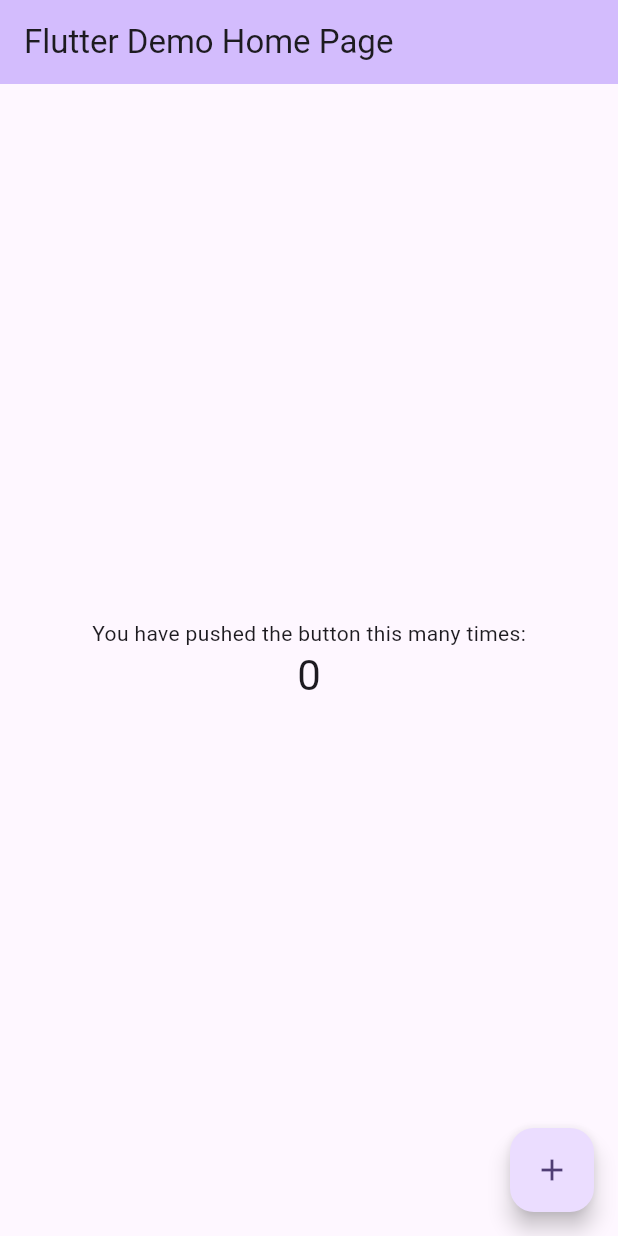
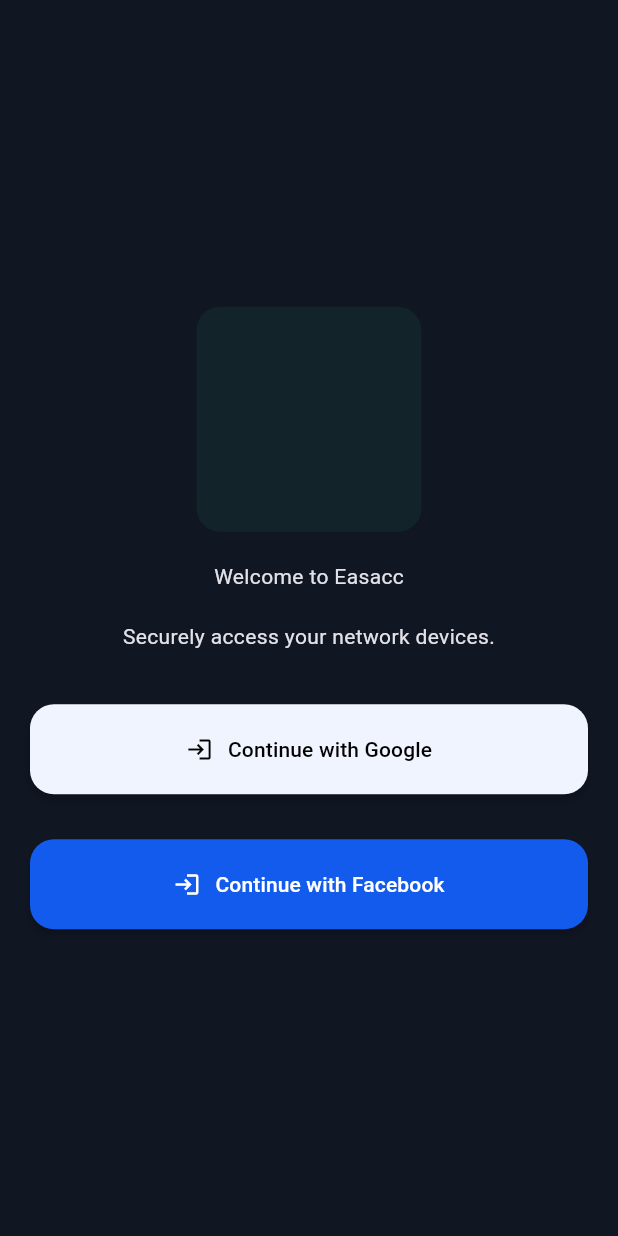
Before and after one commit to TarekLotfy30/easacc-task, a Flutter app: the screen it shows after launch, on a phone screen of 412 x 824 dp. Run offline on Flutter 3.47's test engine with Material 3 defaults, Android fonts, the phone set to English and light mode, and no system bars.

Commit message:
feat(app): ✨ add initial app structure with routing
Introduces the main application entry point, routing system, route naming, shared button component, and color utilities. Adds basic login and settings screens to establish the initial navigation flow.
Replaces the default Flutter template with a custom app structure and updates the widget test to reference the new app root.

```diff
--- /dev/null
+++ b/lib/app/easacc_task_app.dart
@@ -0,0 +1,26 @@
+import 'package:easacc_task/core/routing/app_router.dart';
+import 'package:easacc_task/core/routing/app_routes_name.dart';
+import 'package:easacc_task/core/utils/app_colors.dart';
+import 'package:flutter/material.dart';
+
+class EasaccTaskApp extends StatelessWidget {
+  const EasaccTaskApp({super.key});
+
+  // This widget is the root of your application.
+  @override
+  Widget build(BuildContext context) {
+    return MaterialApp(
+      theme: ThemeData(
+        useMaterial3: true,
+        scaffoldBackgroundColor: AppColors.background,
+        colorScheme: ColorScheme.fromSeed(
+          brightness: Brightness.dark,
+          seedColor: AppColors.primary,
+        ),
+      ),
+      debugShowCheckedModeBanner: false,
+      onGenerateRoute: (settings) => AppRouter().generateRoute(settings),
+      initialRoute: AppRoutesName.loginScreen,
+    );
+  }
+}
--- /dev/null
+++ b/lib/core/routing/app_router.dart
@@ -0,0 +1,24 @@
+// ═══════════════════════════════════════════════════════════════
+// ROUTER
+// ═══════════════════════════════════════════════════════════════
+import 'package:easacc_task/core/routing/app_routes_name.dart';
+import 'package:easacc_task/view/screens/login_view.dart';
+import 'package:easacc_task/view/screens/settings_view.dart';
+import 'package:flutter/material.dart';
+
+class AppRouter {
+  Route? generateRoute(RouteSettings settings) {
+    switch (settings.name) {
+      case AppRoutesName.loginScreen:
+        return _build(child: const LoginView());
+      case AppRoutesName.settingsScreen:
+        return _build(child: const SettingsView());
+      default:
+        return null;
+    }
+  }
+
+  MaterialPageRoute _build({required Widget child}) {
+    return MaterialPageRoute(builder: (context) => child);
+  }
+}
--- /dev/null
+++ b/lib/core/routing/app_routes_name.dart
@@ -0,0 +1,11 @@
+// ═══════════════════════════════════════════════════════════════
+// route names for the application.
+// ═══════════════════════════════════════════════════════════════
+
+abstract final class AppRoutesName {
+  // Settings route
+  static const String settingsScreen = '/settings';
+
+  // Authentication route
+  static const String loginScreen = '/login';
+}
--- /dev/null
+++ b/lib/core/shared_components.dart/app_button.dart
@@ -0,0 +1,40 @@
+import 'package:easacc_task/core/utils/app_colors.dart';
+import 'package:flutter/material.dart';
+
+class AppButton extends StatelessWidget {
+  const AppButton({
+    super.key,
+    required this.child,
+    this.onPressed,
+    this.backgroundColor,
+    this.foregroundColor,
+  });
+
+  final Widget child;
+  final void Function()? onPressed;
+  final Color? backgroundColor;
+  final Color? foregroundColor;
+
+  @override
+  Widget build(BuildContext context) {
+    return ElevatedButton(
+      onPressed: onPressed,
+      style: ElevatedButton.styleFrom(
+        backgroundColor: backgroundColor ?? AppColors.primary,
+        foregroundColor: foregroundColor ?? Colors.white,
+        elevation: 2,
+        surfaceTintColor: AppColors.primary,
+        overlayColor: AppColors.primary.withValues(alpha: 0.12),
+        alignment: Alignment.center,
+        shape: RoundedRectangleBorder(borderRadius: BorderRadius.circular(16)),
+        padding: const EdgeInsets.symmetric(vertical: 20),
+        minimumSize: const Size(double.maxFinite, 48),
+        // textStyle: AppTypography.displayMedium.copyWith(
+        //   fontWeight: AppFontWeight.medium,
+        //   fontFamily: AppFontFamilyEnum.cairo.name,
+        // ),
+      ),
+      child: child,
+    );
+  }
+}
--- /dev/null
+++ b/lib/core/utils/app_colors.dart
@@ -0,0 +1,7 @@
+import 'package:flutter/material.dart';
+
+class AppColors {
+  static const Color background = Color(0xff101622);
+  static const Color primary = Color(0xff135bec);
+  static const Color logoContainer = Color(0xff122429);
+}
--- a/lib/main.dart
+++ b/lib/main.dart
@@ -1,122 +1,6 @@
+import 'package:easacc_task/app/easacc_task_app.dart';
 import 'package:flutter/material.dart';
 
 void main() {
-  runApp(const MyApp());
+  runApp(const EasaccTaskApp());
 }
-
-class MyApp extends StatelessWidget {
-  const MyApp({super.key});
-
-  // This widget is the root of your application.
-  @override
-  Widget build(BuildContext context) {
-    return MaterialApp(
-      title: 'Flutter Demo',
-      theme: ThemeData(
-        // This is the theme of your application.
-        //
-        // TRY THIS: Try running your application with "flutter run". You'll see
-        // the application has a purple toolbar. Then, without quitting the app,
-        // try changing the seedColor in the colorScheme below to Colors.green
-        // and then invoke "hot reload" (save your changes or press the "hot
-        // reload" button in a Flutter-supported IDE, or press "r" if you used
-        // the command line to start the app).
-        //
-        // Notice that the counter didn't reset back to zero; the application
-        // state is not lost during the reload. To reset the state, use hot
-        // restart instead.
-        //
-        // This works for code too, not just values: Most code changes can be
-        // tested with just a hot reload.
-        colorScheme: ColorScheme.fromSeed(seedColor: Colors.deepPurple),
-      ),
-      home: const MyHomePage(title: 'Flutter Demo Home Page'),
-    );
-  }
-}
-
-class MyHomePage extends StatefulWidget {
-  const MyHomePage({super.key, required this.title});
-
-  // This widget is the home page of your application. It is stateful, meaning
-  // that it has a State object (defined below) that contains fields that affect
-  // how it looks.
-
-  // This class is the configuration for the state. It holds the values (in this
-  // case the title) provided by the parent (in this case the App widget) and
-  // used by the build method of the State. Fields in a Widget subclass are
-  // always marked "final".
-
-  final String title;
-
-  @override
-  State<MyHomePage> createState() => _MyHomePageState();
-}
-
-class _MyHomePageState extends State<MyHomePage> {
-  int _counter = 0;
-
-  void _incrementCounter() {
-    setState(() {
-      // This call to setState tells the Flutter framework that something has
-      // changed in this State, which causes it to rerun the build method below
-      // so that the display can reflect the updated values. If we changed
-      // _counter without calling setState(), then the build method would not be
-      // called again, and so nothing would appear to happen.
-      _counter++;
-    });
-  }
-
-  @override
-  Widget build(BuildContext context) {
-    // This method is rerun every time setState is called, for instance as done
-    // by the _incrementCounter method above.
-    //
-    // The Flutter framework has been optimized to make rerunning build methods
-    // fast, so that you can just rebuild anything that needs updating rather
-    // than having to individually change instances of widgets.
-    return Scaffold(
-      appBar: AppBar(
-        // TRY THIS: Try changing the color here to a specific color (to
-        // Colors.amber, perhaps?) and trigger a hot reload to see the AppBar
-        // change color while the other colors stay the same.
-        backgroundColor: Theme.of(context).colorScheme.inversePrimary,
-        // Here we take the value from the MyHomePage object that was created by
-        // the App.build method, and use it to set our appbar title.
-        title: Text(widget.title),
-      ),
-      body: Center(
-        // Center is a layout widget. It takes a single child and positions it
-        // in the middle of the parent.
-        child: Column(
-          // Column is also a layout widget. It takes a list of children and
-          // arranges them vertically. By default, it sizes itself to fit its
-          // children horizontally, and tries to be as tall as its parent.
-          //
-          // Column has various properties to control how it sizes itself and
-          // how it positions its children. Here we use mainAxisAlignment to
-          // center the children vertically; the main axis here is the vertical
-          // axis because Columns are vertical (the cross axis would be
-          // horizontal).
-          //
-          // TRY THIS: Invoke "debug painting" (choose the "Toggle Debug Paint"
-          // action in the IDE, or press "p" in the console), to see the
-          // wireframe for each widget.
-          mainAxisAlignment: MainAxisAlignment.center,
-          children: <Widget>[
-            const Text('You have pushed the button this many times:'),
-            Text(
-              '$_counter',
-              style: Theme.of(context).textTheme.headlineMedium,
-            ),
-          ],
-        ),
-      ),
-      floatingActionButton: FloatingActionButton(
-        onPressed: _incrementCounter,
-        tooltip: 'Increment',
-        child: const Icon(Icons.add),
-      ), // This trailing comma makes auto-formatting nicer for build methods.
-    );
-  }
-}
--- /dev/null
+++ b/lib/view/screens/login_view.dart
@@ -0,0 +1,11 @@
+import 'package:easacc_task/view/widgets/login_view_body.dart';
+import 'package:flutter/material.dart';
+
+class LoginView extends StatelessWidget {
+  const LoginView({super.key});
+
+  @override
+  Widget build(BuildContext context) {
+    return Scaffold(body: LoginViewBody());
+  }
+}
--- /dev/null
+++ b/lib/view/screens/settings_view.dart
@@ -0,0 +1,10 @@
+import 'package:flutter/material.dart';
+
+class SettingsView extends StatelessWidget {
+  const SettingsView({super.key});
+
+  @override
+  Widget build(BuildContext context) {
+    return Scaffold(body: Center(child: Text('Settings View')));
+  }
+}
--- /dev/null
+++ b/lib/view/widgets/login_view_body.dart
@@ -0,0 +1,65 @@
+import 'package:easacc_task/core/shared_components.dart/app_button.dart';
+import 'package:easacc_task/core/utils/app_colors.dart';
+import 'package:flutter/material.dart';
+
+// translate-me-ignore-all-file
+class LoginViewBody extends StatelessWidget {
+  const LoginViewBody({super.key});
+
+  @override
+  Widget build(BuildContext context) {
+    return SafeArea(
+      child: Padding(
+        padding: const EdgeInsets.symmetric(horizontal: 20),
+        child: Column(
+          crossAxisAlignment: CrossAxisAlignment.center,
+          mainAxisAlignment: MainAxisAlignment.center,
+          children: [
+            Container(
+              height: 150,
+              width: 150,
+              decoration: BoxDecoration(
+                color: AppColors.logoContainer,
+                shape: BoxShape.rectangle,
+                borderRadius: BorderRadius.circular(16),
+              ),
+            ),
+            SizedBox(height: 20),
+            Text("Welcome to Easacc"),
+            SizedBox(height: 20),
+            Text(
+              "Securely access your network devices.",
+              textAlign: TextAlign.center,
+            ),
+            SizedBox(height: 35),
+            AppButton(
+              backgroundColor: Colors.white,
+              foregroundColor: Colors.black,
+              onPressed: () {},
+              child: Row(
+                mainAxisAlignment: MainAxisAlignment.center,
+                children: [
+                  Icon(Icons.login),
+                  SizedBox(width: 10),
+                  Text("Continue with Google"),
+                ],
+              ),
+            ),
+            SizedBox(height: 30),
+            AppButton(
+              onPressed: () {},
+              child: Row(
+                mainAxisAlignment: MainAxisAlignment.center,
+                children: [
+                  Icon(Icons.login),
+                  SizedBox(width: 10),
+                  Text("Continue with Facebook"),
+                ],
+              ),
+            ),
+          ],
+        ),
+      ),
+    );
+  }
+}
```
Also changed, not shown: 1 other file.
